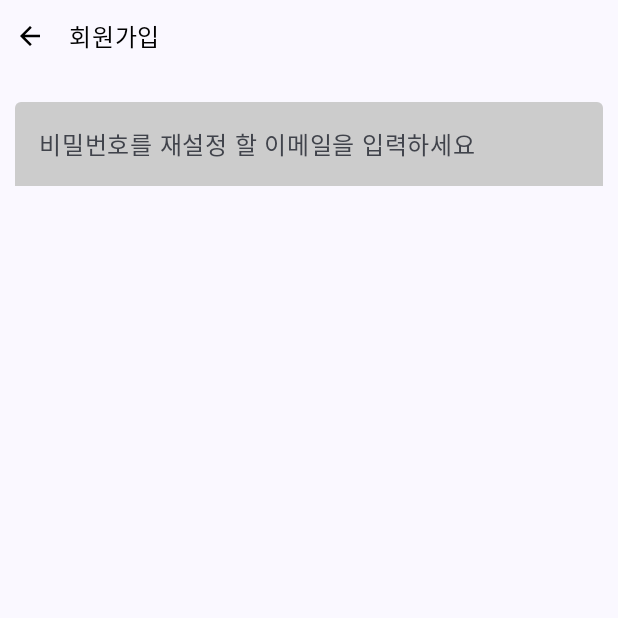
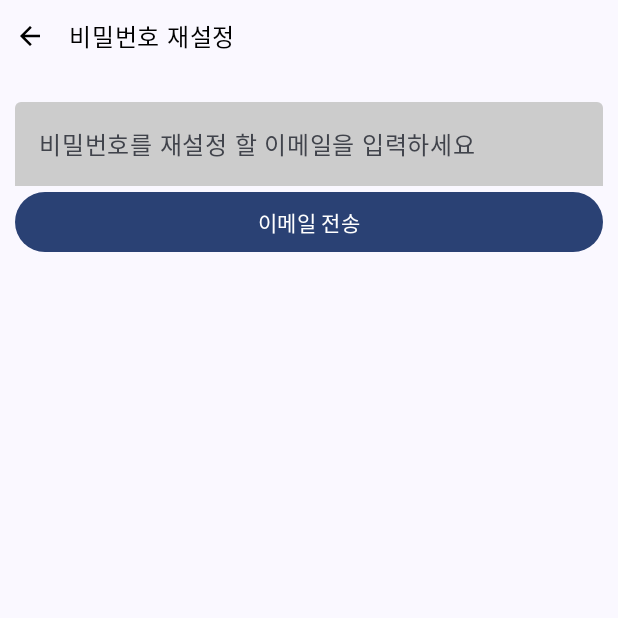
Before and after one commit to jeongmin1230/TodoList, an Android app built with Jetpack Compose: the screen it shows after launch (Login), after a tap on "비밀번호 재설정", on a phone screen of 412 x 824 dp, the top half of it. Run offline under Robolectric (Android 15) with nearby library versions, the phone set to English and light mode, and no system bars; our stand-ins replace Firebase (no records; nobody signed in at launch, a user with empty details on screens opened directly); 1 statement that could not run was skipped.

Commit message:
<Home.kt> - 리스트 항목 비어 있을 때 처리
<MyPage.kt, Registration.kt>
- 전체 패딩 수정

<ResetPassword.kt>
- 비밀 번호 재설정 수정 중

<Setting.kt>
- 버전 string 추가

<strings.xml>
- 필요 string 추가

2023. 07. 31(월)

```diff
--- a/app/src/main/java/com/todo/todolist/screen/Registration.kt
+++ b/app/src/main/java/com/todo/todolist/screen/Registration.kt
@@ -27,7 +27,6 @@ import com.todo.todolist.R
 
 @Composable
 fun RegistrationScreen(mainNavController: NavHostController) {
-    val menuComposition = stringArrayResource(R.array.composition)
     val navController = rememberNavController()
 
     NavHost(navController = navController, startDestination = "first") {
--- a/app/src/main/java/com/todo/todolist/screen/ResetPassword.kt
+++ b/app/src/main/java/com/todo/todolist/screen/ResetPassword.kt
@@ -1,11 +1,8 @@
 package com.todo.todolist.screen
 
-import android.app.Activity
 import androidx.compose.foundation.layout.*
 import androidx.compose.foundation.text.KeyboardActions
-import androidx.compose.material3.Text
-import androidx.compose.material3.TextField
-import androidx.compose.material3.TextFieldDefaults
+import androidx.compose.material3.*
 import androidx.compose.runtime.*
 import androidx.compose.ui.Modifier
 import androidx.compose.ui.graphics.Color
@@ -17,6 +14,7 @@ import androidx.navigation.compose.composable
 import androidx.navigation.compose.rememberNavController
 import com.google.firebase.auth.FirebaseAuth
 import com.todo.todolist.R
+import kotlinx.coroutines.launch
 
 @Composable
 fun ResetPasswordScreen(mainNavController: NavHostController) {
@@ -25,7 +23,7 @@ fun ResetPasswordScreen(mainNavController: NavHostController) {
     NavHost(navController = navController, startDestination = "first") {
         composable("first") {
             Column{
-                AppBar(stringResource(id = R.string.registration)) { mainNavController.popBackStack() }
+                AppBar(stringResource(id = R.string.reset_password)) { mainNavController.popBackStack() }
                 Spacer(modifier = Modifier.height(20.dp))
                 ResetPasswordFirst()
             }
@@ -36,6 +34,8 @@ fun ResetPasswordScreen(mainNavController: NavHostController) {
 @Composable
 fun ResetPasswordFirst() {
     var enterEmail by remember { mutableStateOf("") }
+
+    val scope = rememberCoroutineScope()
     Column {
         TextField(
             value = enterEmail,
@@ -55,6 +55,25 @@ fun ResetPasswordFirst() {
             }),
             placeholder = { Text(text = stringResource(id = R.string.enter_email_to_reset_password))}
         )
+        Button(
+            onClick = {
+                scope.launch {
+                    try {
+                        FirebaseAuth.getInstance().sendPasswordResetEmail(enterEmail)
+                    } catch (e: Exception) {
+                        println(e.message)
+                    }
+                }
+                      },
+            modifier = Modifier
+                .padding(horizontal = 10.dp)
+                .fillMaxWidth()
+        ) {
+            Text(
+                text = stringResource(id = R.string.send_email_for_reset_password),
+                style = MaterialTheme.typography.bodyMedium.copy(Color.White)
+            )
+        }
     }
 }
 
@@ -77,32 +96,4 @@ private fun searchEmail(email: String) {
                 println(task.exception)
             }
         }
-    /*println("재설정" + email)
-    FirebaseAuth.getInstance().fetchSignInMethodsForEmail(email)
-        .addOnCompleteListener { task ->
-            if (task.isSuccessful) {
-                val signInMethods = task.result?.signInMethods
-                if (!signInMethods.isNullOrEmpty()) {
-                    println(signInMethods)
-                    // 이메일 주소에 해당하는 사용자가 존재하는 경우
-                    val userUid = FirebaseAuth.getInstance().getUserByEmail(email)?.uid
-                    if (userUid != null) {
-                        // 비밀번호 재설정을 위해 사용자의 이메일 주소로 인증 메일 보내기
-                        FirebaseAuth.getInstance().sendPasswordResetEmail(email)
-                            .addOnCompleteListener { resetTask ->
-                                if (resetTask.isSuccessful) {
-                                    println("Password reset email sent successfully to $email")
-                                } else {
-                                    println("Failed to send password reset email: ${resetTask.exception?.message}")
-                                }
-                            }
-                    } else {
-                    }
-                } else {
-                    println("No user found for email: $email")
-                }
-            } else {
-                println("Failed to fetch sign-in methods for email: ${task.exception?.message}")
-            }
-        }*/
 }
--- a/app/src/main/java/com/todo/todolist/screen/drawer/MyPage.kt
+++ b/app/src/main/java/com/todo/todolist/screen/drawer/MyPage.kt
@@ -15,7 +15,7 @@ import com.todo.todolist.screen.AppBar
 
 @Composable
 fun MyPageScreen(drawerNavController: NavHostController) {
-    Column {
+    Column(modifier = Modifier.padding(start = 10.dp)) {
        AppBar(text = stringResource(id = R.string.my_page)) { drawerNavController.popBackStack()}
         Spacer(modifier = Modifier.height(20.dp))
         Row(Modifier.padding(bottom = 10.dp)) {
--- a/app/src/main/res/values/strings.xml
+++ b/app/src/main/res/values/strings.xml
@@ -9,6 +9,7 @@
     <string name="login">로그인</string>
     <string name="find_id">아이디 찾기</string>
     <string name="reset_password">비밀번호 재설정</string>
+    <string name="send_email_for_reset_password">이메일 전송</string>
     <string name="registration">회원가입</string>
     <string name="sign_in_google">로그인</string>
     <string name="try_again">로그인을 다시 시도 해 주세요</string>
@@ -28,6 +29,7 @@
     <string name="welcome">님, 환영합니다.</string>
     <string name="main_todo_list">to do list</string>
     <string name="main_done_list">done list</string>
+    <string name="empty_list">기록 한 할 일이 없습니다.</string>
     <string name="do_delete">삭제하시겠습니까?</string>
     <string name="check_state">check state</string>
     <string name="user_state">사용자 정보</string>
@@ -35,6 +37,7 @@
     <string name="login_email">로그인 한 사용자 이메일</string>
     <string name="logout">로그아웃</string>
     <string name="app_version">앱 버전</string>
+    <string name="version">버전</string>
     <string name="do_logout">로그아웃 하겠습니까?</string>
     <string name="yes">예</string>
     <string name="no">아니오</string>
```
Also changed, not shown: app/src/main/java/com/todo/todolist/screen/drawer/Home.kt (+26 -9 lines), app/src/main/java/com/todo/todolist/screen/drawer/Setting.kt (+7 -5 lines), app/src/main/res/raw/empty_list.json (added, +1 -0 lines).
